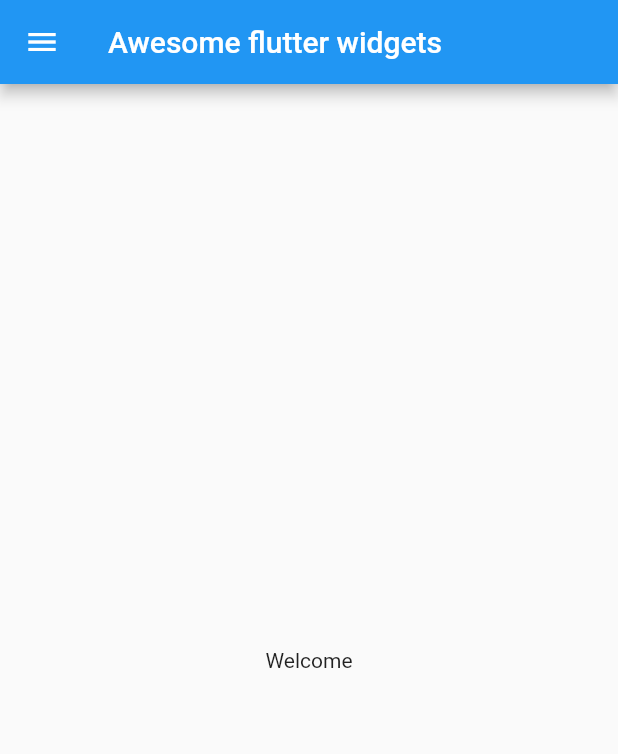
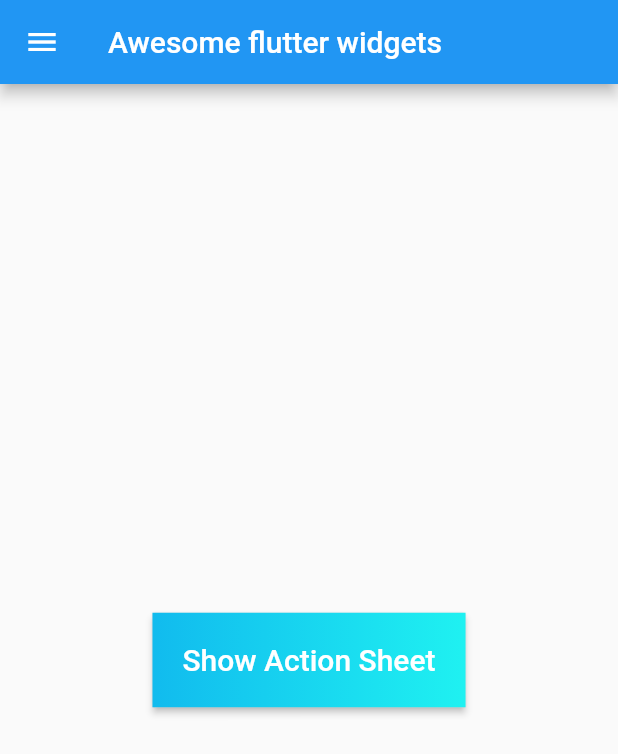
Before and after one commit to codeglocks/flutter-awesome-ui, a Flutter app: the screen it shows after launch, on a phone screen of 412 x 824 dp. Shown: the top 754 px of the screen. Run offline on Flutter 3.47's test engine with Material 2 defaults, Android fonts, the phone set to English and light mode, and no system bars.

Commit message:
Cupertino action sheet added

```diff
--- a/lib/welcome_screen.dart
+++ b/lib/welcome_screen.dart
@@ -1,4 +1,7 @@
+import 'package:flutter/cupertino.dart';
 import 'package:flutter/material.dart';
+import 'package:flutter_widgets/widgets/buttons/gradient_button/MyGradientButton.dart';
+import 'package:flutter_widgets/widgets/cupertinoActionSheet/CupertinoActionSheet.dart';
 import 'package:flutter_widgets/widgets/drawer/Drawer.dart';
 
 class WelcomeScreen extends StatefulWidget {
@@ -16,7 +19,18 @@ class _WelcomeScreenState extends State<WelcomeScreen> {
           "Awesome flutter widgets",
         ),
       ),
-      body: Center(child: Text("Welcome")),
+      body: Center(
+        child: Container(
+          child: MyGradientButton(
+            title: 'Show Action Sheet',
+            onPress: () async {
+              var f = await showCupertinoModalPopup(
+                  context: context,
+                  builder: (context) => MyCupertinoActionSheet());
+            },
+          ),
+        ),
+      ),
       drawer: UserAccountDrawer(),
     );
   }
--- /dev/null
+++ b/lib/widgets/buttons/gradient_button/MyGradientButton.dart
@@ -0,0 +1,32 @@
+import 'package:flutter/material.dart';
+
+class MyGradientButton extends StatelessWidget {
+  final Function onPress;
+  final String title;
+  const MyGradientButton({Key key, this.onPress, this.title}) : super(key: key);
+
+  @override
+  Widget build(BuildContext context) {
+    return RaisedButton(
+      onPressed: onPress,
+      textColor: Colors.white,
+      padding: const EdgeInsets.all(0.0),
+      child: Container(
+        decoration: BoxDecoration(
+          gradient: LinearGradient(
+            colors: <Color>[
+              Color(0xFF11bbee),
+              Color(0xFF1ff1f1),
+              //Color(0xFFfcb045),
+            ],
+          ),
+        ),
+        padding: EdgeInsets.all(20.0),
+        child: Text(
+          title,
+          style: TextStyle(fontSize: 20),
+        ),
+      ),
+    );
+  }
+}
```
Also changed, not shown: lib/widgets/cupertinoActionSheet/CupertinoActionSheet.dart (added, +52 -0 lines), 1 other file.
